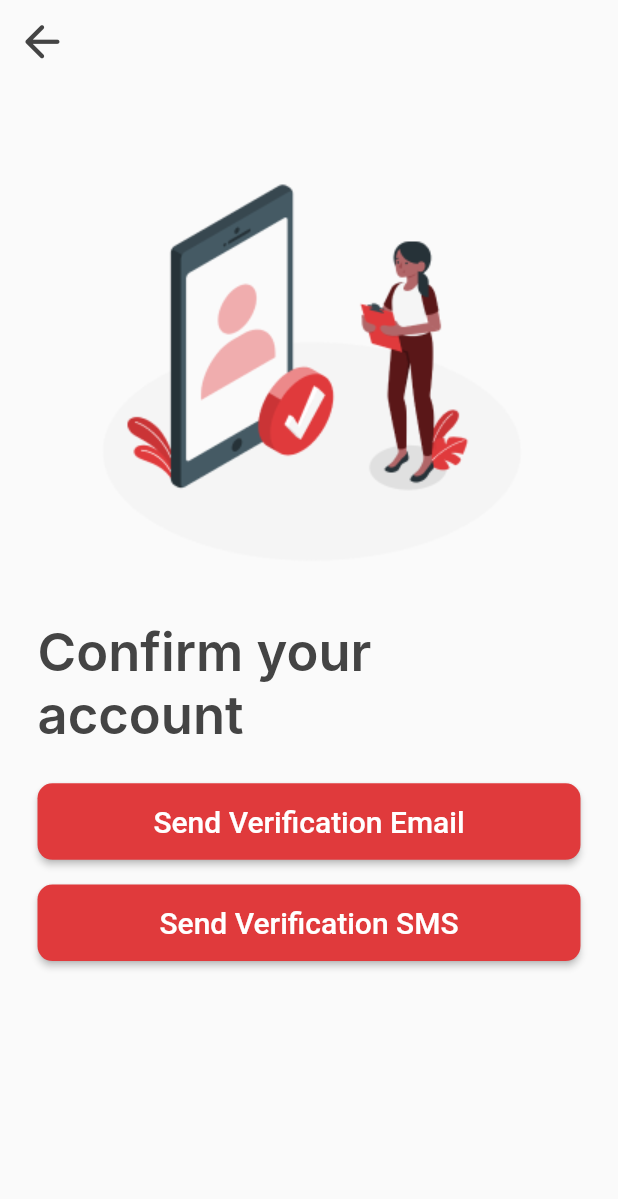
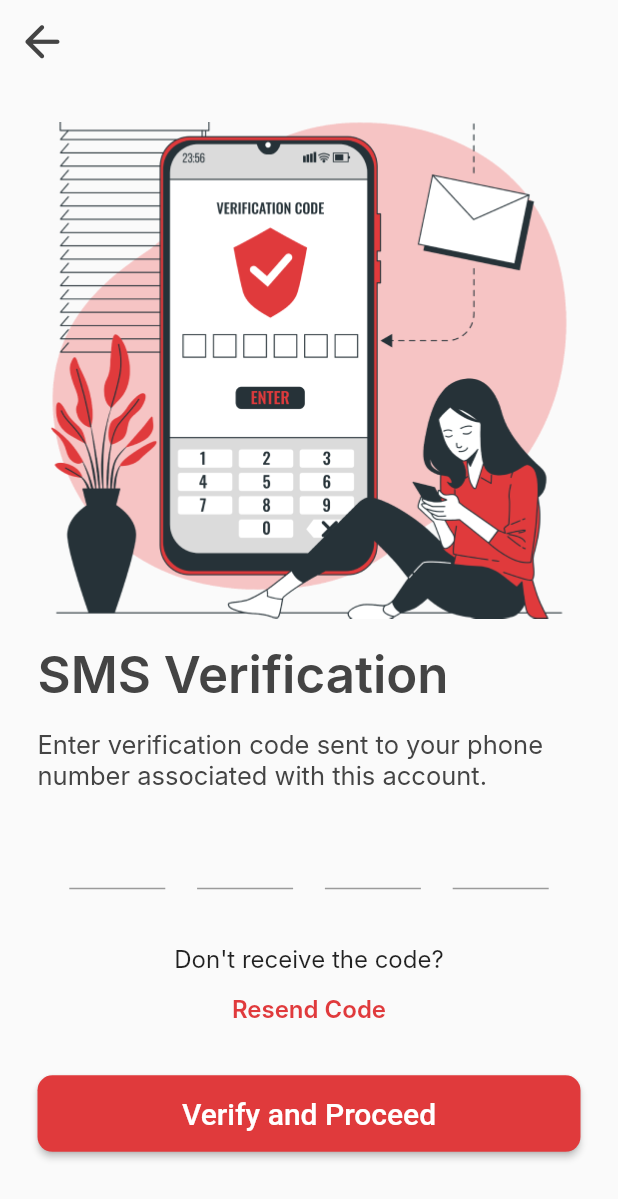
Before and after one commit to hammadalive7/FellowshipApp, a Flutter app: the ConfirmAccount screen opened directly, after a tap on "Send Verification SMS", on a phone screen of 412 x 824 dp. Shown: the top 1199 px of the screen. Run offline on Flutter 3.47's test engine with Material 2 defaults, Android fonts, the light colour scheme and no system bars; our stand-ins replace flutter_native_splash, get; Roboto replaces fonts that are missing (Inter).

Commit message:
Added OPT verification Screens

```diff
--- /dev/null
+++ b/lib/View/OTPScreen/sms_verification.dart
@@ -0,0 +1,201 @@
+import 'package:fellowship_app/Theme/colors.dart';
+import 'package:fellowship_app/View/Forget%20Password/reset_password_page.dart';
+import 'package:fellowship_app/components/button.dart';
+import 'package:fellowship_app/components/transparent_appBar.dart';
+import 'package:flutter/material.dart';
+import 'package:flutter/services.dart';
+import 'package:get/get.dart';
+
+class SMSVerification extends StatefulWidget {
+  const SMSVerification({Key? key}) : super(key: key);
+
+  @override
+  State<SMSVerification> createState() => _SMSVerificationState();
+}
+
+class _SMSVerificationState extends State<SMSVerification> {
+
+
+  @override
+  Widget build(BuildContext context) {
+    // SizeConfig().init(context);
+    return Scaffold(
+      appBar: transparentAppBar(context),
+      body: SingleChildScrollView(
+        child: Padding(
+          padding: const EdgeInsets.all(25.0),
+          child: Column(
+            mainAxisAlignment: MainAxisAlignment.center,
+            crossAxisAlignment: CrossAxisAlignment.start,
+            children: [
+              Center(child: Image.asset("assets/images/smsverification.png")),
+              SizedBox(height: Get.height * 0.02),
+              const Text(
+                "SMS Verification",
+                style: TextStyle(
+                  fontSize: 34,
+                  fontFamily: 'Inter',
+                  fontWeight: FontWeight.w600,
+                  fontStyle: FontStyle.normal,
+                  color: textColor,
+                ),
+              ),
+              SizedBox(height: Get.height * 0.02),
+              const Text(
+                  "Enter verification code sent to your phone number associated with this account.",
+                  style: TextStyle(
+                    fontSize: 17,
+                    fontFamily: 'Inter',
+                    fontWeight: FontWeight.w400,
+                    fontStyle: FontStyle.normal,
+                    color: textColor,
+                  )),
+              SizedBox(height: Get.height * 0.02),
+              Form(
+                child: Row(
+                  mainAxisAlignment: MainAxisAlignment.spaceEvenly,
+                  children: [
+                    SizedBox(
+                      height: 68,
+                      width: 64,
+                      child: TextFormField(
+                        onSaved: (pin1){},
+                        decoration: InputDecoration(
+                         // hintText: "0",
+                        ),
+                        onChanged: (value) {
+                          if (value.length == 1) {
+                            FocusScope.of(context).nextFocus();
+                          }
+                        },
+                        style: Theme.of(context).textTheme.bodyText1,
+                        keyboardType: TextInputType.number,
+                        textAlign: TextAlign.center,
+                        inputFormatters: [
+                          LengthLimitingTextInputFormatter(1),
+                          FilteringTextInputFormatter.digitsOnly,
+                        ],
+
+                      ),
+                    ),
+                    SizedBox(
+                      height: 68,
+                      width: 64,
+                      child: TextFormField(
+                        onSaved: (pin2){},
+                        decoration:  InputDecoration(
+                          // hintText: "0",
+                        ),
+                        onChanged: (value) {
+                          if (value.length == 1) {
+                            FocusScope.of(context).nextFocus();
+                          }
+                        },
+                        style: Theme.of(context).textTheme.bodyText1,
+                        keyboardType: TextInputType.number,
+                        textAlign: TextAlign.center,
+                        inputFormatters: [
+                          LengthLimitingTextInputFormatter(1),
+                          FilteringTextInputFormatter.digitsOnly,
+                        ],
+
+                      ),
+                    ),
+                    SizedBox(
+                      height: 68,
+                      width: 64,
+                      child: TextFormField(
+                        onSaved: (pin3){},
+                        decoration:  InputDecoration(
+                          // hintText: "0",
+
+                        ),
+                        onChanged: (value) {
+                          if (value.length == 1) {
+                            FocusScope.of(context).nextFocus();
+                          }
+                        },
+                        style: Theme.of(context).textTheme.bodyText1,
+                        keyboardType: TextInputType.number,
+                        textAlign: TextAlign.center,
+                        inputFormatters: [
+                          LengthLimitingTextInputFormatter(1),
+                          FilteringTextInputFormatter.digitsOnly,
+                        ],
+
+                      ),
+                    ),
+                    SizedBox(
+                      height: 68,
+                      width: 64,
+                      child: TextFormField(
+                        onSaved: (pin4){},
+                        decoration: InputDecoration(
+                          // hintText: "0",
+                        ),
+                        onChanged: (value) {
+                          if (value.length == 1) {
+                            FocusScope.of(context).nextFocus();
+                          }
+                        },
+                        style: Theme.of(context).textTheme.bodyText1,
+                        keyboardType: TextInputType.number,
+                        textAlign: TextAlign.center,
+                        inputFormatters: [
+                          LengthLimitingTextInputFormatter(1),
+                          FilteringTextInputFormatter.digitsOnly,
+                        ],
+
+                      ),
+                    ),
+                  ],
+                ),
+
+              ),
+              SizedBox(height: Get.height * 0.02),
+              Center(
+                child: Column(
+                  mainAxisAlignment: MainAxisAlignment.center,
+                  children: [
+                    const Text(
+                      "Don't receive the code?",
+                      style: TextStyle(
+                        fontSize: 16,
+                        fontFamily: 'Inter',
+                        fontWeight: FontWeight.w400,
+                        fontStyle: FontStyle.normal,
+
+                      ),
+                    ),
+                    TextButton(
+                      onPressed: () {
+                        debugPrint("Resend Code");
+
+                      },
+                      child: const Text(
+                        "Resend Code",
+                        style: TextStyle(
+                          fontSize: 16,
+                          fontFamily: 'Inter',
+                          fontWeight: FontWeight.w600,
+                          fontStyle: FontStyle.normal,
+                          backgroundColor: Colors.transparent,
+
+                        ),
+                      ),
+                    ),
+                  ],
+                ),
+              ),
+
+              SizedBox(height: Get.height * 0.025),
+              button("Verify and Proceed", () {
+
+              }),
+            ],
+          ),
+        ),
+      ),
+    );
+  }
+}
--- a/lib/View/confirm_account_page.dart
+++ b/lib/View/confirm_account_page.dart
@@ -4,6 +4,8 @@ import 'package:get/get.dart';
 
 import '../Theme/colors.dart';
 import '../components/button.dart';
+import 'OTPScreen/email_varification.dart';
+import 'OTPScreen/sms_verification.dart';
 
 class ConfirmAccount extends StatelessWidget {
   const ConfirmAccount({Key? key}) : super(key: key);
@@ -37,10 +39,13 @@ class ConfirmAccount extends StatelessWidget {
                   ),
                 ),
                 SizedBox(height: Get.height * 0.03),
-
-                button("Send Verification Email", () {}),
+                button("Send Verification Email", () {
+                  Get.to(() => EmailVerification());
+                }),
                 SizedBox(height: Get.height * 0.02),
-                button("Send Verification SMS", () {}),
+                button("Send Verification SMS", () {
+                  Get.to(() => SMSVerification());
+                }),
 
 
               ],
--- a/lib/main.dart
+++ b/lib/main.dart
@@ -12,9 +12,9 @@ void main() {
 Future initialization(BuildContext? context) async {
   await Future.delayed(const Duration(seconds: 1));
 }
-class MyApp extends StatelessWidget {
+class MyApp extends StatelessWidget{
+
   const MyApp({super.key});
-
   // This widget is the root of your application.
   @override
   Widget build(BuildContext context) {
```
Also changed, not shown: lib/View/OTPScreen/email_varification.dart (added, +201 -0 lines), assets/images/emailverification.png (added), assets/images/smsverification.png (added).
